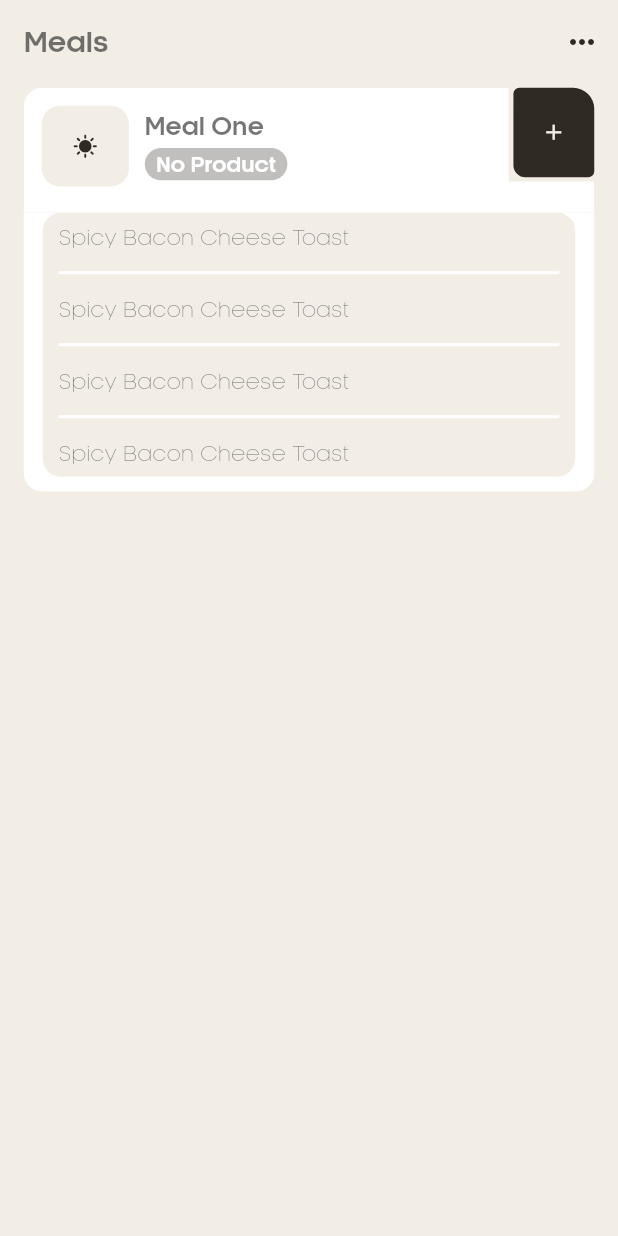
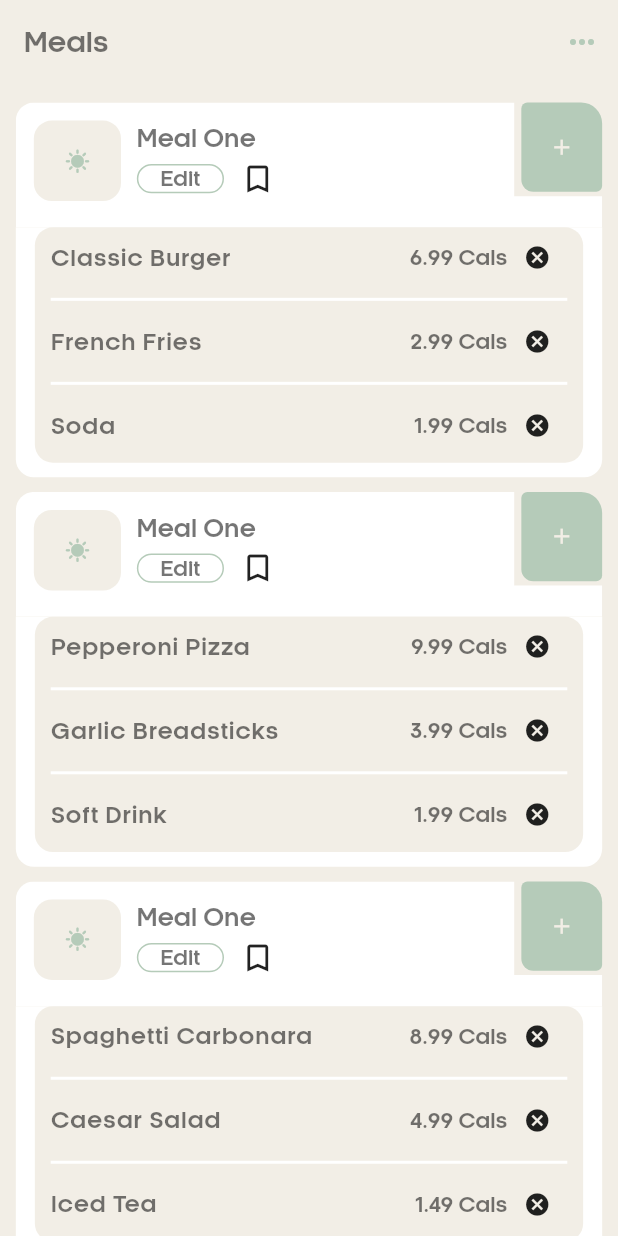
Before and after one commit to abdullahjavaid409/Studio93-Task, a Flutter app: the screen it shows after launch, on a phone screen of 412 x 824 dp. Run offline on Flutter 3.47's test engine with Material 2 defaults, Android fonts, the phone set to English and light mode, and no system bars; our stand-ins replace flutter_screenutil; statements that could not run were skipped.

Commit message:
update the code

```diff
--- /dev/null
+++ b/lib/models/meal.dart
@@ -0,0 +1,51 @@
+import 'package:flutter/material.dart';
+
+class Meal {
+  final IconData productIcon;
+  final String productTitle;
+  bool isEdit;
+  final List<MealProduct> mealProduct;
+
+  Meal(
+      {required this.productIcon,
+      required this.productTitle,
+      this.isEdit = false,
+      this.mealProduct = const []});
+
+  static List<Meal> dummyMeals = [
+    Meal(
+      productIcon: Icons.fastfood,
+      productTitle: "Burger Combo",
+      mealProduct: [
+        MealProduct(productItemName: "Classic Burger", price: 6.99),
+        MealProduct(productItemName: "French Fries", price: 2.99),
+        MealProduct(productItemName: "Soda", price: 1.99),
+      ],
+    ),
+    Meal(
+      productIcon: Icons.local_pizza,
+      productTitle: "Pizza Party",
+      mealProduct: [
+        MealProduct(productItemName: "Pepperoni Pizza", price: 9.99),
+        MealProduct(productItemName: "Garlic Breadsticks", price: 3.99),
+        MealProduct(productItemName: "Soft Drink", price: 1.99),
+      ],
+    ),
+    Meal(
+      productIcon: Icons.local_dining,
+      productTitle: "Pasta Delight",
+      mealProduct: [
+        MealProduct(productItemName: "Spaghetti Carbonara", price: 8.99),
+        MealProduct(productItemName: "Caesar Salad", price: 4.99),
+        MealProduct(productItemName: "Iced Tea", price: 1.49),
+      ],
+    ),
+  ];
+}
+
+class MealProduct {
+  final String productItemName;
+  final double price;
+
+  MealProduct({required this.productItemName, required this.price});
+}
--- a/lib/page/home/component/home_card.dart
+++ b/lib/page/home/component/home_card.dart
@@ -1,16 +1,21 @@
 import 'package:task/all_utils.dart';
+import 'package:task/models/meal.dart';
 
 class HomeCard extends StatelessWidget {
   final String title;
   final bool isEdit;
-  final List<String> data;
+  final List<MealProduct> mealProduct;
   final BuildContextCallback? addPressedCallBack;
+  final BuildContextCallback? editPressed;
+  final BuildContextCallback? savePressed;
   const HomeCard(
       {super.key,
-      this.title = 'Meal One',
+      required this.title,
       this.addPressedCallBack,
       this.isEdit = false,
-      this.data = const []});
+      this.mealProduct = const [],
+      this.editPressed,
+      this.savePressed});
 
   @override
   Widget build(BuildContext context) {
@@ -27,7 +32,7 @@ class HomeCard extends StatelessWidget {
                 padding: const EdgeInsets.all(12),
                 decoration: BoxDecoration(
                   color: Colors.white,
-                  borderRadius: data.isNotEmpty
+                  borderRadius: mealProduct.isEmpty
                       ? BorderRadius.circular(12)
                       : const BorderRadius.only(topLeft: Radius.circular(12)),
                 ),
@@ -49,11 +54,12 @@ class HomeCard extends StatelessWidget {
                             'Meal One'.toText(
                                 fontSize: 14.sp, fontWeight: FontWeight.w700),
                             const VerticalSpacing(of: 5),
-                            data.isNotEmpty
-                                ? isEdit
+                            mealProduct.isNotEmpty
+                                ? !isEdit
                                     ? Row(
                                         children: [
                                           HomeContainer(
+                                            onPressed: editPressed,
                                             color: Colors.white,
                                             alignment: Alignment.center,
                                             height: 20,
@@ -73,6 +79,7 @@ class HomeCard extends StatelessWidget {
                                         ],
                                       )
                                     : HomeContainer(
+                                        onPressed: savePressed,
                                         color: Colors.white,
                                         alignment: Alignment.center,
                                         height: 22,
@@ -103,7 +110,7 @@ class HomeCard extends StatelessWidget {
                 ),
               ),
             ),
-            data.isNotEmpty
+            mealProduct.isEmpty
                 ? const SizedBox()
                 : Container(
                     padding: EdgeInsets.symmetric(horizontal: 12.w),
@@ -119,13 +126,13 @@ class HomeCard extends StatelessWidget {
                             color: AppColor.backGroundColor,
                             borderRadius: BorderRadius.circular(12)),
                         child: ListView.separated(
-                          itemCount: 4,
+                          itemCount: mealProduct.length,
                           shrinkWrap: true,
-                          padding: EdgeInsets.zero,
+                          padding: EdgeInsets.only(bottom: 5.h),
                           primary: true,
                           physics: const NeverScrollableScrollPhysics(),
                           itemBuilder: (BuildContext context, int index) {
-                            return const CalculationTile();
+                            return CalculationTile(product: mealProduct[index]);
                           },
                           separatorBuilder: (BuildContext context, int index) {
                             return const Divider(
@@ -155,17 +162,35 @@ class HomeCard extends StatelessWidget {
 }
 
 class CalculationTile extends StatelessWidget {
-  const CalculationTile({super.key});
+  final MealProduct product;
+  const CalculationTile({super.key, required this.product});
 
   @override
   Widget build(BuildContext context) {
-    return ListTile(
-      dense: true,
-      minVerticalPadding: 0,
-      contentPadding: EdgeInsets.zero,
-      visualDensity: const VisualDensity(vertical: -4),
-      title: 'Spicy Bacon Cheese Toast'.toText(
-          fontSize: 12.sp, fontWeight: FontWeight.w400, letterSpacing: 0.5),
+    return Row(
+      children: [
+        product.productItemName.toText(
+            fontSize: 13.sp,
+            fontWeight: FontWeight.w600,
+            letterSpacing: 0.5,
+            overflow: TextOverflow.ellipsis),
+        const Spacer(),
+        Row(
+          children: [
+            '${product.price} Cals'.toText(
+                fontWeight: FontWeight.bold,
+                fontSize: 12.sp,
+                color: ),
+            IconButton(
+                visualDensity:
+                    const VisualDensity(horizontal: -4, vertical: -4),
+                onPressed: _pressedCancel,
+                icon: const Icon(Icons.cancel, size: 18)),
+          ],
+        )
+      ],
     );
   }
+
+  void _pressedCancel() {}
 }
--- a/lib/page/home/home.dart
+++ b/lib/page/home/home.dart
@@ -1,4 +1,5 @@
 import 'package:task/all_utils.dart';
+import 'package:task/models/meal.dart';
 
 class HomePage extends StatelessWidget {
   static const String routeName = '/HomePage';
@@ -6,6 +7,7 @@ class HomePage extends StatelessWidget {
 
   @override
   Widget build(BuildContext context) {
+    final dummyMeals = Meal.dummyMeals;
     return Scaffold(
         appBar: HomeAppBar(
           action: [
@@ -14,15 +16,20 @@ class HomePage extends StatelessWidget {
                 icon: const Icon(Icons.more_horiz, color: AppColor.blackColor))
           ],
         ),
-      body: Padding(
-        padding: EdgeInsets.symmetric(horizontal: 15.w),
-        child: const Column(
-          children: [
-            HomeCard(),
-          ],
-        ),
-      ),
+        body: ListView.separated(
+          itemCount: dummyMeals.length,
+          padding: EdgeInsets.symmetric(horizontal: 10.w, vertical: 10.h),
+          itemBuilder: (context, index) {
+            return HomeCard(
+              title: dummyMeals[index].productTitle,
+              isEdit: dummyMeals[index].isEdit,
+              mealProduct: dummyMeals[index].mealProduct,
             );
+          },
+          separatorBuilder: (BuildContext context, int index) {
+            return const VerticalSpacing(of: 10);
+          },
+        ));
   }
 
   void _pressedMenu() {}
--- a/lib/utils/app_color.dart
+++ b/lib/utils/app_color.dart
@@ -2,6 +2,7 @@ import 'dart:ui';
 
 class AppColor {
   static const backGroundColor = Color(0xfff2eee6);
-  static const blackColor = Color(0xff302a25);
+  static const lightBlackColor = Color(0xff302a25);
   static const saveColor = Color(0xffb5cbb9);
+  static const blackColor = Color(0xffb5cbb9);
 }
```
Lines whose indentation alone changed are shown as unchanged.
